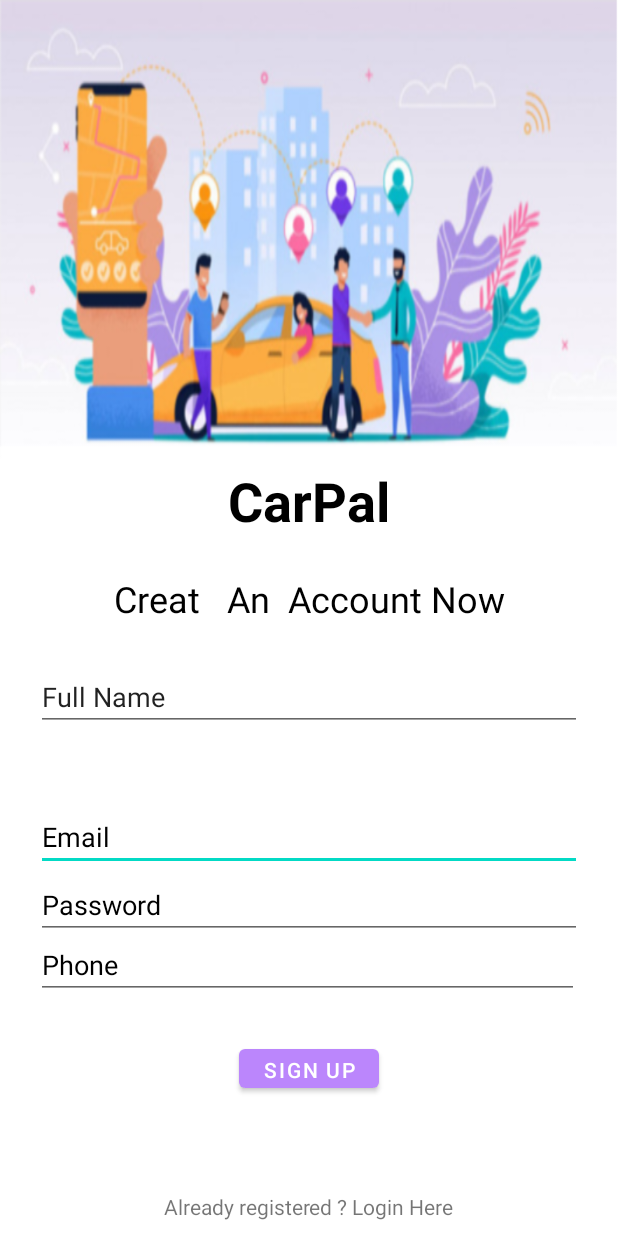
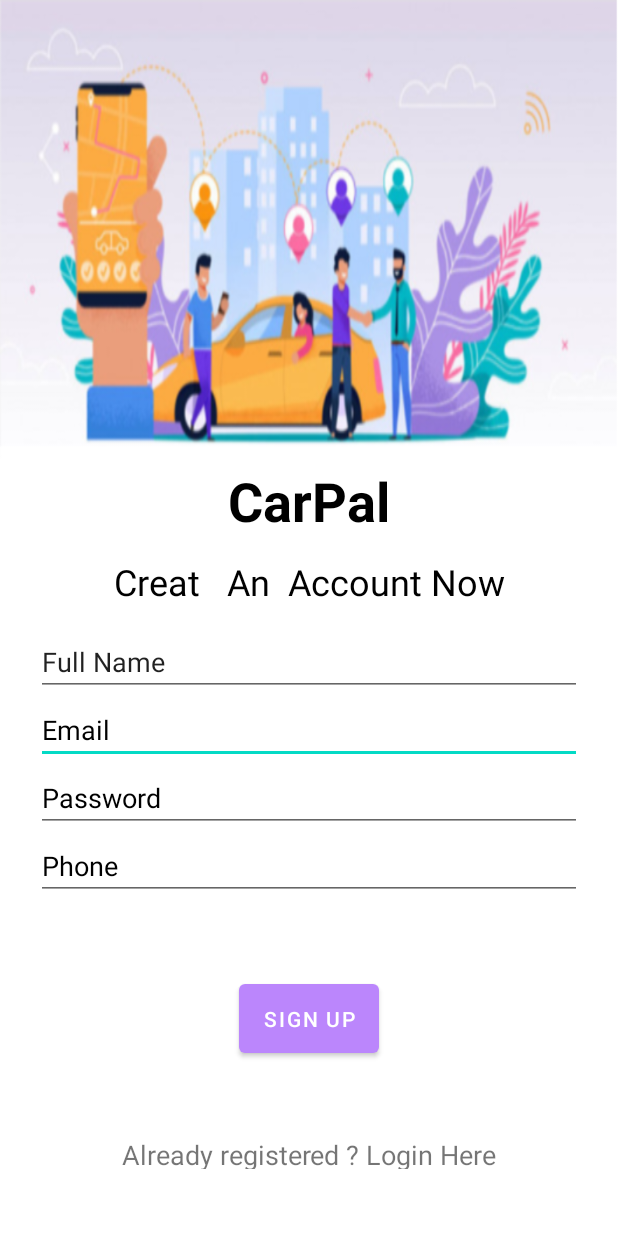
Before and after one commit to yosrgargouri/Covoiturage, an Android app: the layout activity_main_logout.xml on its own in the app's theme, with its tools: preview values and no code run, on a phone screen of 412 x 824 dp. Run offline under Robolectric (Android 15) with nearby library versions, the phone set to English and light mode, and no system bars; Roboto replaces fonts that are not available here.

Commit message:
Fix template

```diff
--- a/app/build.gradle
+++ b/app/build.gradle
@@ -8,7 +8,7 @@
     buildToolsVersion "30.0.2"
 
     defaultConfig {
-        applicationId "com.example.app"
+        applicationId "com.example.cov"
         minSdkVersion 19
         targetSdkVersion 30
         versionCode 1
--- a/app/src/main/AndroidManifest.xml
+++ b/app/src/main/AndroidManifest.xml
@@ -10,9 +10,9 @@
         android:roundIcon="@mipmap/ic_launcher_round"
         android:supportsRtl="true"
         android:theme="@style/Theme.App">
-        <activity android:name="com.example.cov.LoginActivity"></activity>
+        <activity android:name="com.example.cov.MainActivityLogout"></activity>
         <activity android:name="com.example.cov.MainActivity" />
-        <activity android:name="com.example.cov.MainActivityLogout">
+        <activity android:name="com.example.cov.LoginActivity">
             <intent-filter>
                 <action android:name="android.intent.action.MAIN" />
 
--- a/app/src/main/java/com/example/cov/MainActivityLogout.java
+++ b/app/src/main/java/com/example/cov/MainActivityLogout.java
@@ -78,7 +78,7 @@
                                     // Sign up success,
                                     Toast.makeText(MainActivityLogout.this, "User Created.", Toast.LENGTH_SHORT).show();
                                     FirebaseUser user = firebaseAuth.getCurrentUser();
-                                    startActivity(new Intent(getApplicationContext(), MainActivity.class));
+                                    startActivity(new Intent(getApplicationContext(), LoginActivity.class));
                                     //updateUI(user);
                                 } else {
                                     // If sign up fails, display a message to the user.
--- a/app/src/main/res/layout/activity_main_login.xml
+++ b/app/src/main/res/layout/activity_main_login.xml
@@ -126,7 +126,7 @@
     <TextView
         android:id="@+id/textSignUp"
         android:layout_width="wrap_content"
-        android:layout_height="wrap_content"
+        android:layout_height="22dp"
         android:text="@string/have_not_account"
         android:textSize="18sp"
         app:layout_constraintBottom_toBottomOf="parent"
@@ -134,7 +134,7 @@
         app:layout_constraintHorizontal_bias="0.5"
         app:layout_constraintStart_toStartOf="parent"
         app:layout_constraintTop_toBottomOf="@+id/loginBtn"
-        app:layout_constraintVertical_bias="0.515" />
+        app:layout_constraintVertical_bias="0.83" />
 
 
 </androidx.constraintlayout.widget.ConstraintLayout>
--- a/app/src/main/res/layout/activity_main_logout.xml
+++ b/app/src/main/res/layout/activity_main_logout.xml
@@ -21,26 +21,29 @@
         android:textColorHint="@color/black"
         app:layout_constraintBottom_toBottomOf="parent"
         app:layout_constraintEnd_toEndOf="parent"
-        app:layout_constraintStart_toStartOf="parent" />
+        app:layout_constraintHorizontal_bias="0.0"
+        app:layout_constraintStart_toStartOf="parent"
+        app:layout_constraintTop_toBottomOf="@+id/fullName"
+        app:layout_constraintVertical_bias="0.0" />
 
     <EditText
         android:id="@+id/fullName"
         android:layout_width="0dp"
         android:layout_height="wrap_content"
         android:layout_marginStart="24dp"
-        android:layout_marginTop="396dp"
         android:layout_marginEnd="24dp"
         android:layout_marginBottom="2dp"
         android:ems="10"
         android:inputType="textPersonName"
         android:text="Full Name"
-        android:textColorHighlight="@color/black"
+        android:textColorHighlight="@color/teal_200"
         android:textColorHint="@color/black"
-        app:layout_constraintBottom_toTopOf="@+id/email"
+        app:layout_constraintBottom_toBottomOf="parent"
         app:layout_constraintEnd_toEndOf="parent"
-        app:layout_constraintHorizontal_bias="1.0"
+        app:layout_constraintHorizontal_bias="0.0"
         app:layout_constraintStart_toStartOf="parent"
-        app:layout_constraintTop_toTopOf="parent" />
+        app:layout_constraintTop_toTopOf="parent"
+        app:layout_constraintVertical_bias="0.539" />
 
     <EditText
         android:id="@+id/passwordRegister"
@@ -65,7 +68,7 @@
     <Button
         android:id="@+id/registerBtn"
         android:layout_width="wrap_content"
-        android:layout_height="38dp"
+        android:layout_height="58dp"
         android:layout_gravity="start"
         android:layout_marginTop="22dp"
         android:layout_marginBottom="88dp"
@@ -134,8 +137,8 @@
 
     <EditText
         android:id="@+id/phoneNumber"
-        android:layout_width="362dp"
-        android:layout_height="40dp"
+        android:layout_width="0dp"
+        android:layout_height="wrap_content"
         android:layout_marginStart="24dp"
         android:layout_marginEnd="24dp"
         android:ems="10"
@@ -160,19 +163,20 @@
         app:layout_constraintEnd_toEndOf="parent"
         app:layout_constraintStart_toStartOf="parent"
         app:layout_constraintTop_toBottomOf="@+id/registerBtn"
-        app:layout_constraintVertical_bias="0.333"
+        app:layout_constraintVertical_bias="0.0"
         tools:visibility="invisible" />
 
     <TextView
         android:id="@+id/textLogin"
         android:layout_width="wrap_content"
-        android:layout_height="wrap_content"
+        android:layout_height="22dp"
         android:text="@string/have_account"
+        android:textSize="18sp"
         app:layout_constraintBottom_toBottomOf="parent"
         app:layout_constraintEnd_toEndOf="parent"
-        app:layout_constraintHorizontal_bias="0.5"
         app:layout_constraintStart_toStartOf="parent"
-        app:layout_constraintTop_toBottomOf="@+id/progressBarRegister" />
+        app:layout_constraintTop_toBottomOf="@+id/progressBarRegister"
+        app:layout_constraintVertical_bias="0.256" />
 
 
 </androidx.constraintlayout.widget.ConstraintLayout>
```
Also changed, not shown: 2 other files.
